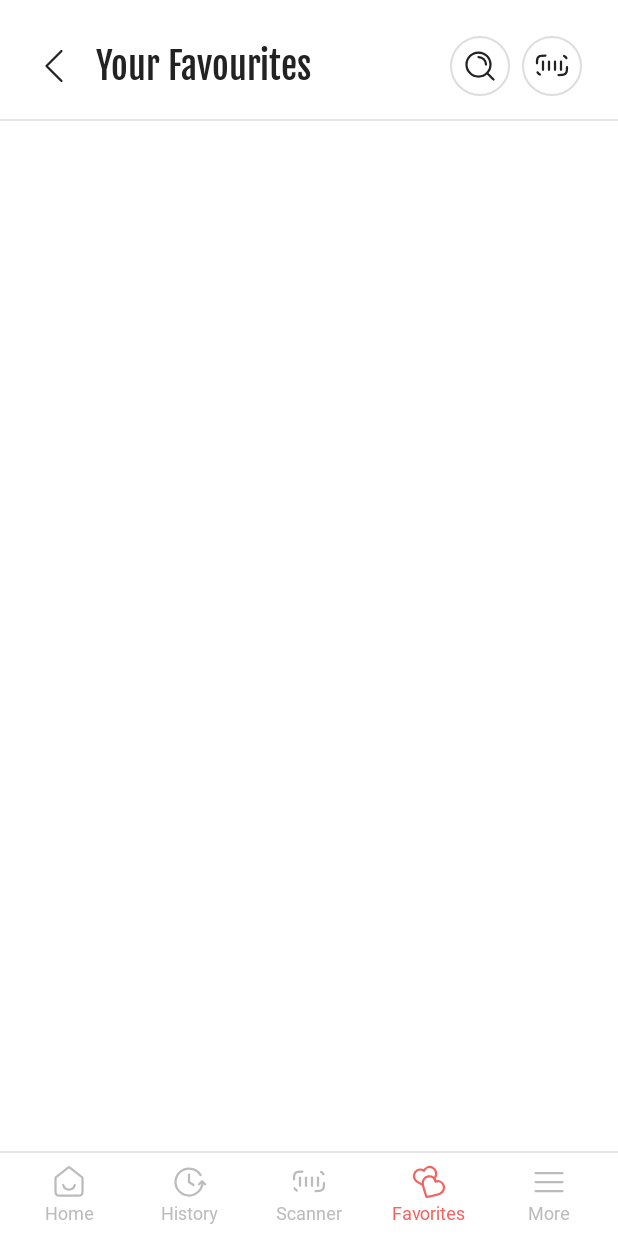
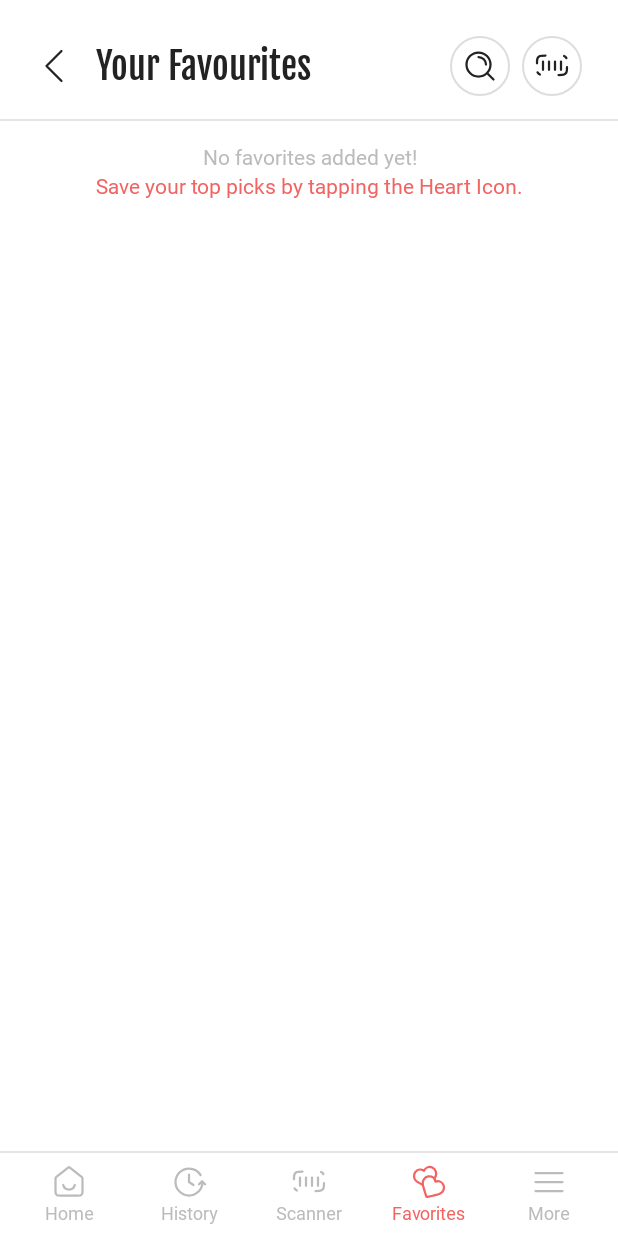
Before and after one commit to Teksiak/Nutrilight, an Android app built with Jetpack Compose: the screen it shows after launch (MainActivity), after a tap on "Favorites", on a phone screen of 412 x 824 dp. Run offline under Robolectric (Android 15) with nearby library versions, the phone set to English and light mode, and no system bars; our stand-ins replace Dagger/Hilt's generated code, Room's generated code; libraries missing offline, so code that uses them is left out: androidx.camera.core, androidx.camera.view, eu.wewox.textflow; Roboto replaces fonts that are not available here.

Commit message:
feat: Add text message when favourites are empty.

```diff
--- a/product/presentation/src/main/java/com/teksiak/nutrilight/product/presentation/favourites/FavouritesScreen.kt
+++ b/product/presentation/src/main/java/com/teksiak/nutrilight/product/presentation/favourites/FavouritesScreen.kt
@@ -8,17 +8,25 @@ import androidx.compose.foundation.layout.height
 import androidx.compose.foundation.layout.padding
 import androidx.compose.foundation.lazy.LazyColumn
 import androidx.compose.foundation.lazy.items
+import androidx.compose.material3.MaterialTheme
+import androidx.compose.material3.Text
 import androidx.compose.runtime.Composable
 import androidx.compose.runtime.getValue
 import androidx.compose.ui.Modifier
 import androidx.compose.ui.res.stringResource
+import androidx.compose.ui.text.SpanStyle
+import androidx.compose.ui.text.buildAnnotatedString
+import androidx.compose.ui.text.style.TextAlign
+import androidx.compose.ui.text.withStyle
 import androidx.compose.ui.tooling.preview.Preview
 import androidx.compose.ui.unit.dp
 import androidx.lifecycle.compose.collectAsStateWithLifecycle
 import com.teksiak.nutrilight.core.presentation.NavigationTab
 import com.teksiak.nutrilight.core.presentation.designsystem.NutrilightTheme
+import com.teksiak.nutrilight.core.presentation.designsystem.Primary
 import com.teksiak.nutrilight.core.presentation.designsystem.ScanBarIcon
 import com.teksiak.nutrilight.core.presentation.designsystem.SearchIcon
+import com.teksiak.nutrilight.core.presentation.designsystem.Silver
 import com.teksiak.nutrilight.core.presentation.designsystem.components.CircleButton
 import com.teksiak.nutrilight.core.presentation.designsystem.components.NutrilightAppBar
 import com.teksiak.nutrilight.core.presentation.designsystem.components.NutrilightScaffold
@@ -101,6 +109,31 @@ private fun FavouritesScreen(
                     onNavigate = { onAction(FavouritesAction.NavigateToProduct(it)) }
                 )
             }
+            if(favouriteProducts.isEmpty()) {
+                item {
+                    Text(
+                        modifier = Modifier.fillMaxWidth(),
+                        textAlign = TextAlign.Center,
+                        text = buildAnnotatedString {
+                            withStyle(
+                                style = MaterialTheme.typography.bodyMedium.toSpanStyle()
+                            ) {
+                                withStyle(
+                                    style = SpanStyle(color = Silver)
+                                ) {
+                                    append(stringResource(id = R.string.no_favourites_added))
+                                }
+                                append("\n")
+                                withStyle(
+                                    style = SpanStyle(color = Primary)
+                                ) {
+                                    append(stringResource(id = R.string.save_your_top_picks))
+                                }
+                            }
+                        }
+                    )
+                }
+            }
         }
     }
 }
@@ -119,3 +152,15 @@ private fun FavouritesScreenPreview() {
         )
     }
 }
+
+@Preview(showBackground = true)
+@Composable
+private fun FavouritesEmptyScreenPreview() {
+    NutrilightTheme {
+        FavouritesScreen(
+            favouriteProducts = listOf(),
+            onAction = {},
+            navigateWithTab = {}
+        )
+    }
+}
--- a/product/presentation/src/main/res/values/strings.xml
+++ b/product/presentation/src/main/res/values/strings.xml
@@ -24,4 +24,6 @@
     <string name="nova_4_title">Ultra-Processed Foods</string>
     <string name="nova_4_description">Quick and easy treats or meals that have been through a lot of processing, with extra flavors and preservatives.</string>
     <string name="favourites_title">Your Favourites</string>
+    <string name="no_favourites_added">No favorites added yet!</string>
+    <string name="save_your_top_picks">Save your top picks by tapping the Heart Icon.</string>
 </resources>
```
